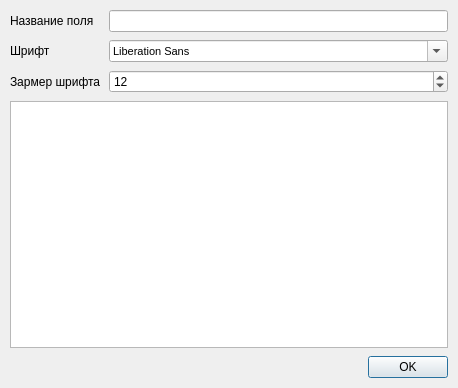
This is designs/item_config.ui in iredun/diploma-gen as Qt 5 draws it before an edit. The edited form follows.
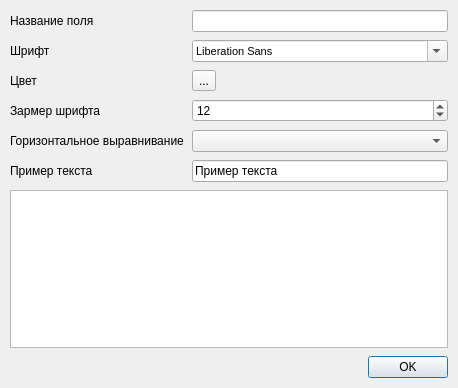
This is the edited form.

```diff
--- a/designs/item_config.ui
+++ b/designs/item_config.ui
@@ -75,13 +75,27 @@
        </widget>
       </item>
       <item row="2" column="0">
+       <widget class="QLabel" name="label_5">
+        <property name="text">
+         <string>Цвет</string>
+        </property>
+       </widget>
+      </item>
+      <item row="2" column="1">
+       <widget class="QToolButton" name="colorPicker">
+        <property name="text">
+         <string>...</string>
+        </property>
+       </widget>
+      </item>
+      <item row="3" column="0">
        <widget class="QLabel" name="label_3">
         <property name="text">
          <string>Зармер шрифта</string>
         </property>
        </widget>
       </item>
-      <item row="2" column="1">
+      <item row="3" column="1">
        <widget class="QSpinBox" name="fontSize">
         <property name="minimum">
          <number>1</number>
@@ -94,6 +108,30 @@
         </property>
        </widget>
       </item>
+      <item row="4" column="0">
+       <widget class="QLabel" name="label_6">
+        <property name="text">
+         <string>Горизонтальное выравнивание</string>
+        </property>
+       </widget>
+      </item>
+      <item row="4" column="1">
+       <widget class="QComboBox" name="textPosH"/>
+      </item>
+      <item row="5" column="0">
+       <widget class="QLabel" name="label_4">
+        <property name="text">
+         <string>Пример текста</string>
+        </property>
+       </widget>
+      </item>
+      <item row="5" column="1">
+       <widget class="QLineEdit" name="exText">
+        <property name="text">
+         <string>Пример текста</string>
+        </property>
+       </widget>
+      </item>
      </layout>
     </item>
     <item>
```
Left out of the diff: 2 changed lines with no effect on the pictures.
